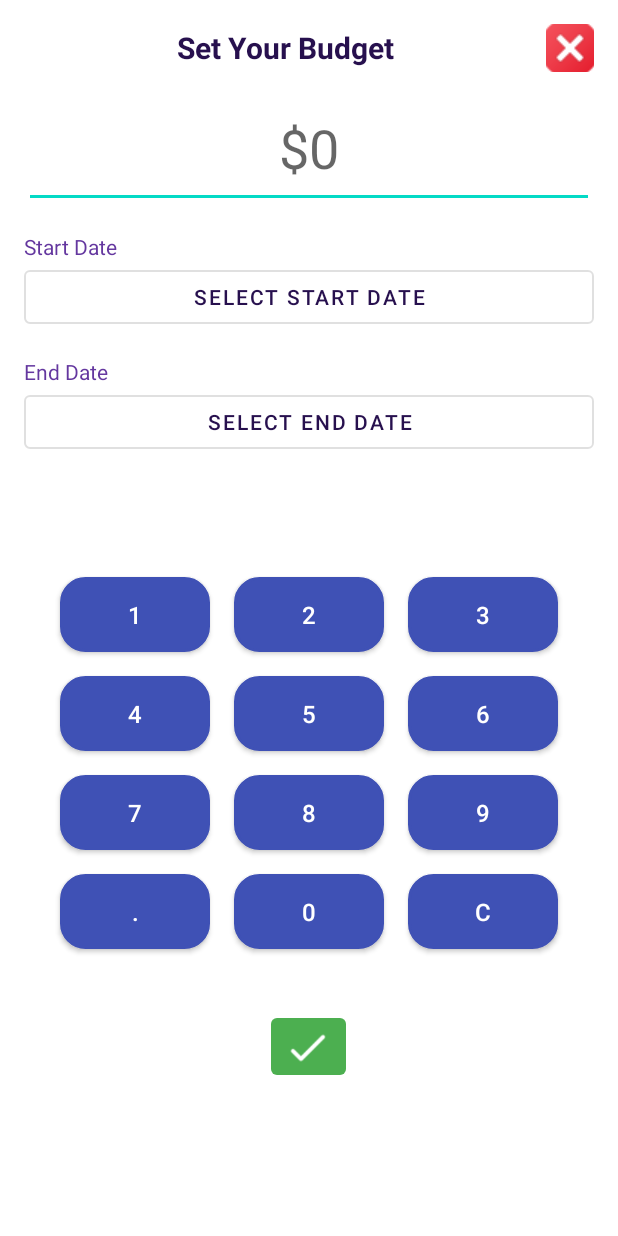
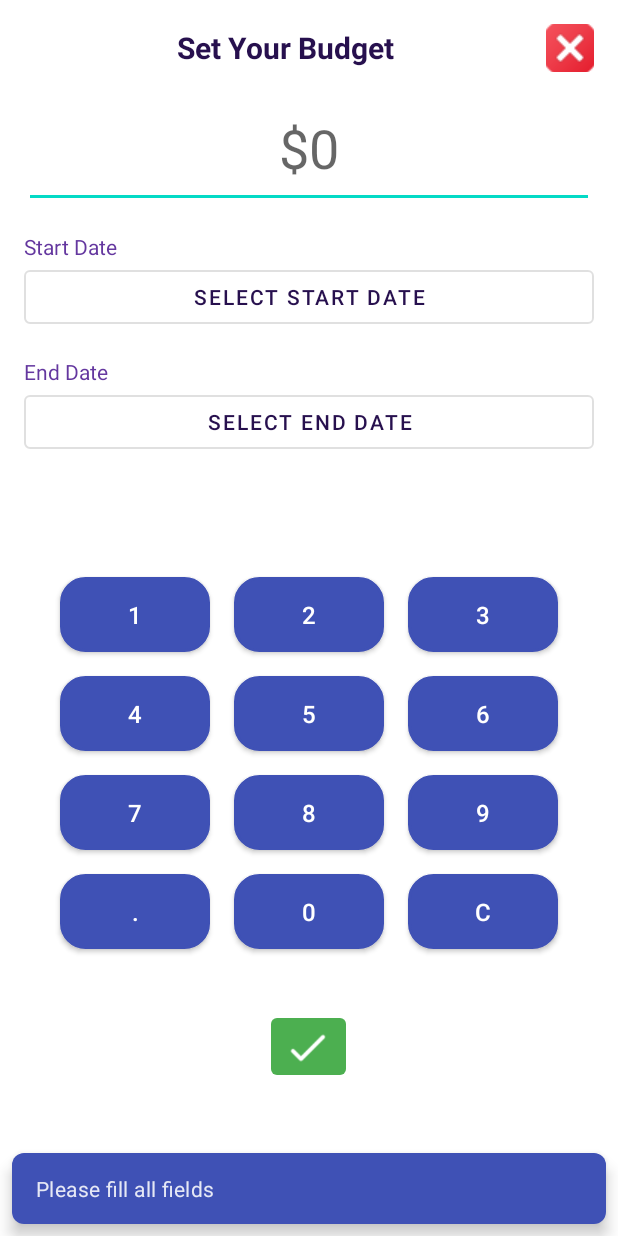
Before and after one commit to madhvesh-WLU/SmartGroceryTracker, an Android app: the BudgetActivity screen opened directly, with no data from a screen before it, after a tap on an icon or button, on a phone screen of 412 x 824 dp. Run offline under Robolectric (Android 15) with nearby library versions, the phone set to English and light mode, and no system bars; our stand-ins replace Volley.

Commit message:
ui design changes-8

```diff
--- a/app/src/main/java/com/example/smartgrocerytracker/ui/SignUp.java
+++ b/app/src/main/java/com/example/smartgrocerytracker/ui/SignUp.java
@@ -25,6 +25,7 @@ import com.example.smartgrocerytracker.MainActivity;
 import com.example.smartgrocerytracker.R;
 import com.example.smartgrocerytracker.services.signUpApiServices;
 import com.example.smartgrocerytracker.utils.LanguageUtil;
+import com.example.smartgrocerytracker.utils.SnackbarHelper;
 
 public class SignUp extends AppCompatActivity {
     private EditText usernameEditText, emailEditText, passwordEditText, rePasswordEditText;
@@ -94,7 +95,8 @@ public class SignUp extends AppCompatActivity {
                 new Handler().postDelayed(() -> {
                     // Example of successful signup
                     signUpApiServices.sendPostRequest(SignUp.this, queue, email, password, username);
-                    Toast.makeText(SignUp.this, "Sign Up Successful!", Toast.LENGTH_SHORT).show();
+                    SnackbarHelper.showSnackbar(findViewById(android.R.id.content), "SignUp successful");
+                    //Toast.makeText(SignUp.this, "Sign Up Successful!", Toast.LENGTH_SHORT).show();
                     progressBar.setVisibility(View.GONE);  // Hide ProgressBar
                     signupButton.setEnabled(true);  // Enable button again
                     // Optionally navigate to the next activity, e.g.:
--- a/app/src/main/java/com/example/smartgrocerytracker/ui/expenses/ExpenseFragment.java
+++ b/app/src/main/java/com/example/smartgrocerytracker/ui/expenses/ExpenseFragment.java
@@ -27,6 +27,7 @@ import com.example.smartgrocerytracker.services.fetchExpensesServices;
 import com.example.smartgrocerytracker.services.fetchGroceryListServices;
 import com.example.smartgrocerytracker.ui.grocerylist.FancyGroceryOptionsDialog;
 import com.example.smartgrocerytracker.utils.LanguageUtil;
+import com.example.smartgrocerytracker.utils.SnackbarHelper;
 import com.google.android.material.floatingactionbutton.FloatingActionButton;
 import java.util.ArrayList;
 import java.util.List;
@@ -116,7 +117,7 @@ public class ExpenseFragment extends Fragment implements ExpenseViewAdapter.OnEx
      */
     private void updateLayoutBasedOnItems() {
         if (expenseList.isEmpty()) {
-            Log.e("Expense","Hello");
+            SnackbarHelper.showSnackbar(getView(), "No Expense found, Please add bill");
             binding.addBillIconImageView.setVisibility(View.VISIBLE);
             binding.addBillMessageTextView.setVisibility(View.VISIBLE);
         } else {
--- a/app/src/main/java/com/example/smartgrocerytracker/ui/grocerylist/BillInputDialogFragment.java
+++ b/app/src/main/java/com/example/smartgrocerytracker/ui/grocerylist/BillInputDialogFragment.java
@@ -32,6 +32,7 @@ import com.example.smartgrocerytracker.R;
 import com.example.smartgrocerytracker.services.addExpenseServices;
 import com.example.smartgrocerytracker.utils.CapitalizeLetter;
 import com.example.smartgrocerytracker.utils.LanguageUtil;
+import com.example.smartgrocerytracker.utils.SnackbarHelper;
 
 import org.json.JSONObject;
 
@@ -227,8 +228,8 @@ public class BillInputDialogFragment extends DialogFragment {
                     showLoadingSpinner(false);
                 }, 100);
 
-
-                Toast.makeText(getContext(), "All fields are required. Please fill them in.", Toast.LENGTH_SHORT).show();
+                SnackbarHelper.showSnackbar(getView(), "All fields are required. Please fill them in.");
+                //Toast.makeText(getContext(), "All fields are required. Please fill them in.", Toast.LENGTH_SHORT).show();
             }
         });
     }
--- a/app/src/main/java/com/example/smartgrocerytracker/ui/grocerylist/BudgetActivity.java
+++ b/app/src/main/java/com/example/smartgrocerytracker/ui/grocerylist/BudgetActivity.java
@@ -18,6 +18,7 @@ import com.example.smartgrocerytracker.services.storeBudgetServices;
 import com.example.smartgrocerytracker.services.updateBudgetDetails;
 import com.example.smartgrocerytracker.utils.BudgetHelper;
 import com.example.smartgrocerytracker.utils.LanguageUtil;
+import com.example.smartgrocerytracker.utils.SnackbarHelper;
 import com.google.android.material.button.MaterialButton;
 import com.google.android.material.textfield.TextInputEditText;
 
@@ -112,7 +113,8 @@ public class BudgetActivity extends AppCompatActivity {
             String budgetInput = editTextBudget.getText().toString().trim();
 
             if (TextUtils.isEmpty(budgetInput) || startDateHolder[0] == null || endDateHolder[0] == null) {
-                Toast.makeText(this, "Please fill all fields", Toast.LENGTH_SHORT).show();
+                SnackbarHelper.showSnackbar(findViewById(android.R.id.content), "Please fill all fields");
+                //Toast.makeText(this, "Please fill all fields", Toast.LENGTH_SHORT).show();
                 return;
             }
 
@@ -136,8 +138,8 @@ public class BudgetActivity extends AppCompatActivity {
                     SharedPreferences.Editor editor = sharedPreferences.edit();
                     editor.putString("budget_id", budgetId);
                     editor.apply();
-
-                    Toast.makeText(this, "Budget Saved!", Toast.LENGTH_SHORT).show();
+                    SnackbarHelper.showSnackbar(findViewById(android.R.id.content), "Budget Saved!");
+                    //Toast.makeText(this, "Budget Saved!", Toast.LENGTH_SHORT).show();
                 }
 
                 finish();
--- /dev/null
+++ b/app/src/main/java/com/example/smartgrocerytracker/utils/SnackbarHelper.java
@@ -0,0 +1,63 @@
+package com.example.smartgrocerytracker.utils;
+
+import android.content.Context;
+import android.view.View;
+import android.widget.TextView;
+
+import androidx.annotation.NonNull;
+import com.google.android.material.snackbar.Snackbar;
+import com.example.smartgrocerytracker.R;
+
+public class SnackbarHelper {
+
+    /**
+     * Shows a simple Snackbar with a custom message.
+     *
+     * @param view The view from which the Snackbar will be shown.
+     * @param message The message to be displayed in the Snackbar.
+     */
+    public static void showSnackbar(@NonNull View view, @NonNull String message) {
+        Snackbar snackbar = Snackbar.make(view, message, Snackbar.LENGTH_LONG);
+
+        // Customize the Snackbar appearance
+        customizeSnackbar(snackbar, view.getContext());
+
+        snackbar.show();
+    }
+
+    /**
+     * Shows a Snackbar with a custom message and action.
+     *
+     * @param view The view from which the Snackbar will be shown.
+     * @param message The message to be displayed in the Snackbar.
+     * @param actionText The text for the action button (e.g., "RETRY").
+     * @param actionListener The listener for the action button click.
+     */
+    public static void showSnackbarWithAction(@NonNull View view, @NonNull String message,
+                                              @NonNull String actionText, @NonNull View.OnClickListener actionListener) {
+        Snackbar snackbar = Snackbar.make(view, message, Snackbar.LENGTH_LONG)
+                .setAction(actionText, actionListener);
+
+        // Customize the Snackbar appearance
+        customizeSnackbar(snackbar, view.getContext());
+
+        snackbar.show();
+    }
+
+    /**
+     * Customizes the Snackbar's background and text color.
+     *
+     * @param snackbar The Snackbar to be customized.
+     * @param context The context used for accessing resources.
+     */
+    private static void customizeSnackbar(Snackbar snackbar, Context context) {
+
+        View snackbarView = snackbar.getView();
+        snackbarView.setBackgroundResource(R.drawable.snackbar_background);  // Customize your background drawable as needed
+
+        // Customize the text color of the Snackbar message
+        TextView textView = snackbarView.findViewById(com.google.android.material.R.id.snackbar_text);
+        textView.setTextColor(context.getResources().getColor(android.R.color.white));
+
+    }
+}
--- /dev/null
+++ b/app/src/main/res/color/chip_background.xml
@@ -0,0 +1,6 @@
+<?xml version="1.0" encoding="utf-8"?>
+<selector xmlns:android="http://schemas.android.com/apk/res/android">
+    <item android:color="@color/vibrant_orange" android:state_checked="true" />
+    <item android:color="@color/dark_grey" android:state_pressed="true" />
+    <item android:color="@color/dark_grey" />
+</selector>
--- /dev/null
+++ b/app/src/main/res/drawable/snackbar_background.xml
@@ -0,0 +1,5 @@
+<?xml version="1.0" encoding="utf-8"?>
+<shape xmlns:android="http://schemas.android.com/apk/res/android">
+    <solid android:color="@color/colorPrimary" />
+    <corners android:radius="8dp" />
+</shape>
```
Also changed, not shown: app/src/main/java/com/example/smartgrocerytracker/ui/Login.java (+12 -6 lines), app/src/main/java/com/example/smartgrocerytracker/ui/expenses/ExpenseListFragment.java (+7 -3 lines), app/src/main/java/com/example/smartgrocerytracker/ui/grocerylist/ItemInputDialogFragment.java (+6 -4 lines).
